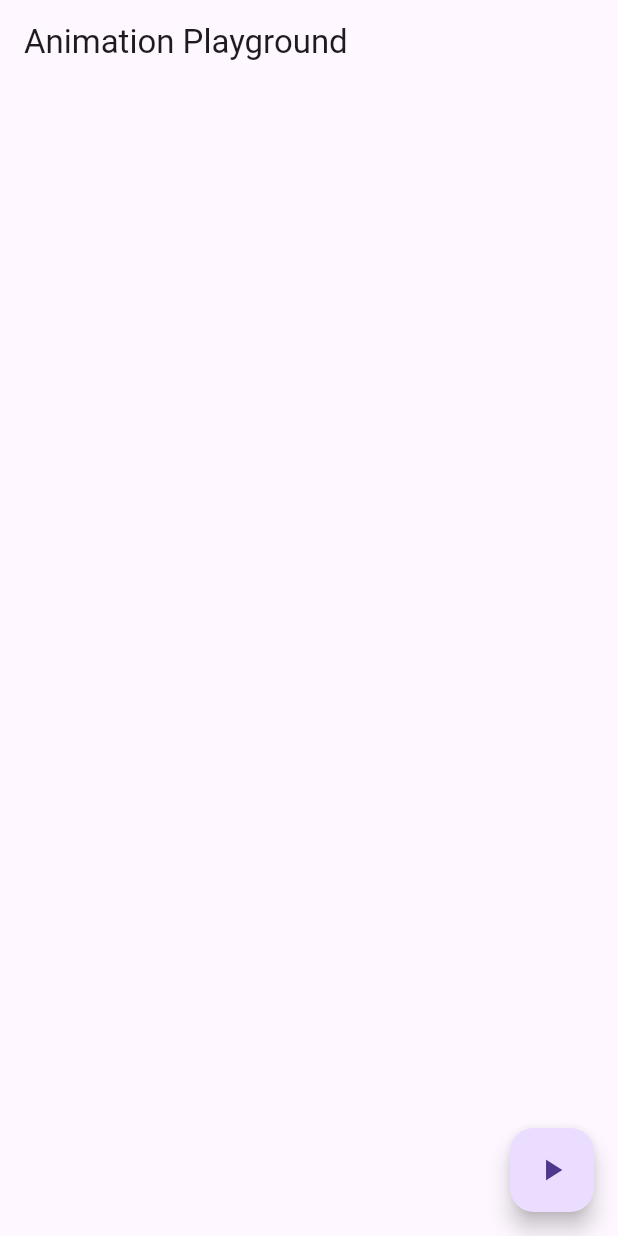
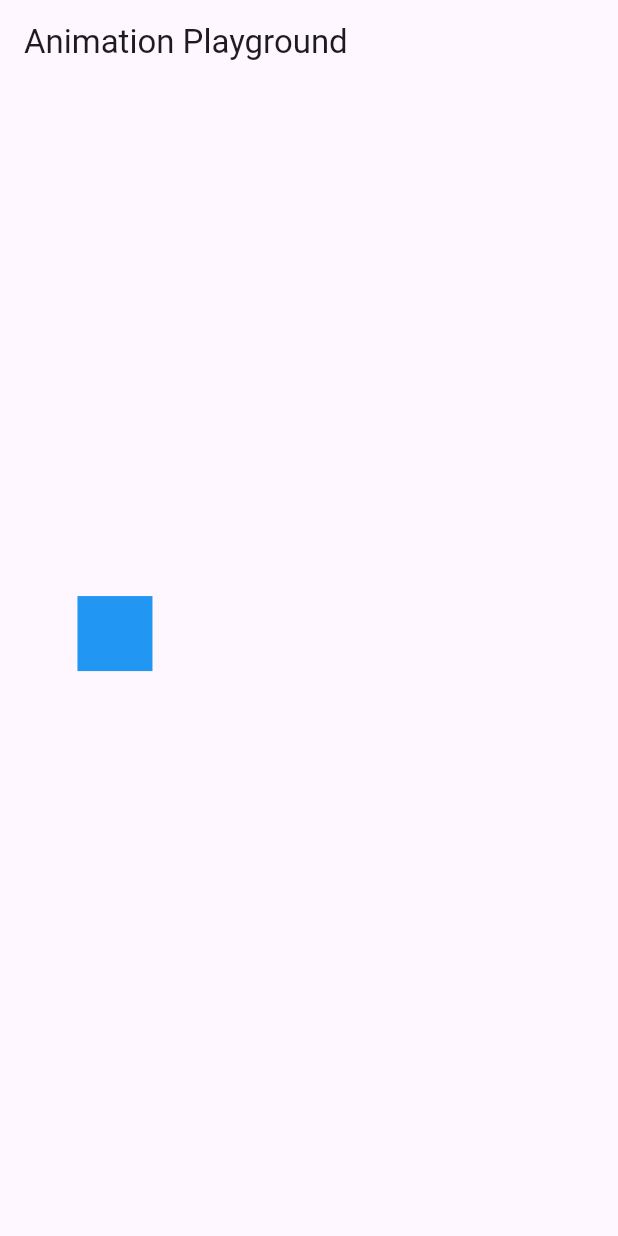
Before and after one commit to anhkien7780/effect, a Flutter app: the screen it shows after launch, after a tap on "Playground", on a phone screen of 412 x 824 dp. Run offline on Flutter 3.47's test engine with Material 3 defaults, Android fonts, the light colour scheme and no system bars; our stand-ins replace equatable, flutter_bloc; network calls fail.

Commit message:
feat: WaveContainer

```diff
--- a/lib/ui/animation_playground/playground.dart
+++ b/lib/ui/animation_playground/playground.dart
@@ -1,3 +1,5 @@
+import 'dart:math';
+
 import 'package:flutter/material.dart';
 
 class Playground extends StatelessWidget {
@@ -5,65 +7,68 @@ class Playground extends StatelessWidget {
 
   @override
   Widget build(BuildContext context) {
-    return MaterialApp(home: AnimationExample());
+    final screenSize = MediaQuery.sizeOf(context);
+    return MaterialApp(home: WaveContainer(screenSize: screenSize));
   }
 }
 
-class AnimationExample extends StatefulWidget {
-  const AnimationExample({super.key});
+class WaveContainer extends StatefulWidget {
+  const WaveContainer({super.key, required this.screenSize});
+
+  final Size screenSize;
 
   @override
-  State<AnimationExample> createState() => _AnimationExampleState();
+  State<WaveContainer> createState() => _WaveContainerState();
 }
 
-class _AnimationExampleState extends State<AnimationExample>
+class _WaveContainerState extends State<WaveContainer>
     with SingleTickerProviderStateMixin {
-  late final AnimationController controller;
-  Animation<double> opacityAnimation = const AlwaysStoppedAnimation(0.0);
-  final duration = Duration(milliseconds: 500);
+  late final AnimationController _controller;
+  late final Animation<double> _left;
 
   @override
   void initState() {
     super.initState();
-    controller = AnimationController(vsync: this, duration: duration);
-    opacityAnimation = Tween<double>(begin: 0, end: 1).animate(controller);
+    final screenSize = widget.screenSize;
+
+    _controller = AnimationController(
+      vsync: this,
+      duration: const Duration(seconds: 5),
+    )..repeat();
+    _left = Tween<double>(
+      begin: -50,
+      end: screenSize.width,
+    ).animate(CurvedAnimation(parent: _controller, curve: Curves.linear));
   }
 
   @override
   void dispose() {
-    controller.dispose();
+    _controller.dispose();
     super.dispose();
-  }
-
-  void togglePlayAction() {
-    if (controller.status == AnimationStatus.completed) {
-      controller.reverse();
-    } else if (controller.status == AnimationStatus.dismissed) {
-      controller.forward();
-    }
   }
 
   @override
   Widget build(BuildContext context) {
+    double baseY = widget.screenSize.height / 2 - 100;
+    double amplitude = 50;
     return Scaffold(
       appBar: AppBar(title: Text("Animation Playground")),
-      floatingActionButton: FloatingActionButton(
-        onPressed: () {
-          togglePlayAction();
-        },
-        child: Icon(Icons.play_arrow),
-      ),
-      body: Center(
-        child: AnimatedBuilder(
-          animation: opacityAnimation,
-          builder: (context, Widget? child) {
-            return Opacity(
-              opacity: opacityAnimation.value,
-              child: child,
-            );
-          },
-          child: Text("A Thing", style: TextStyle(fontSize: 24)),
-        ),
+      body: Stack(
+        children: [
+          AnimatedBuilder(
+            animation: _controller,
+            builder: (BuildContext context, Widget? child) {
+              double radians = _controller.value * 10 * pi;
+              double sinY = baseY + sin(radians) * amplitude;
+              return Positioned(
+                left: _left.value,
+                top: sinY,
+                child: child!,
+              );
+            },
+            child: Container(color: Colors.blue, width: 50, height: 50),
+          ),
+        ],
       ),
     );
   }
```
